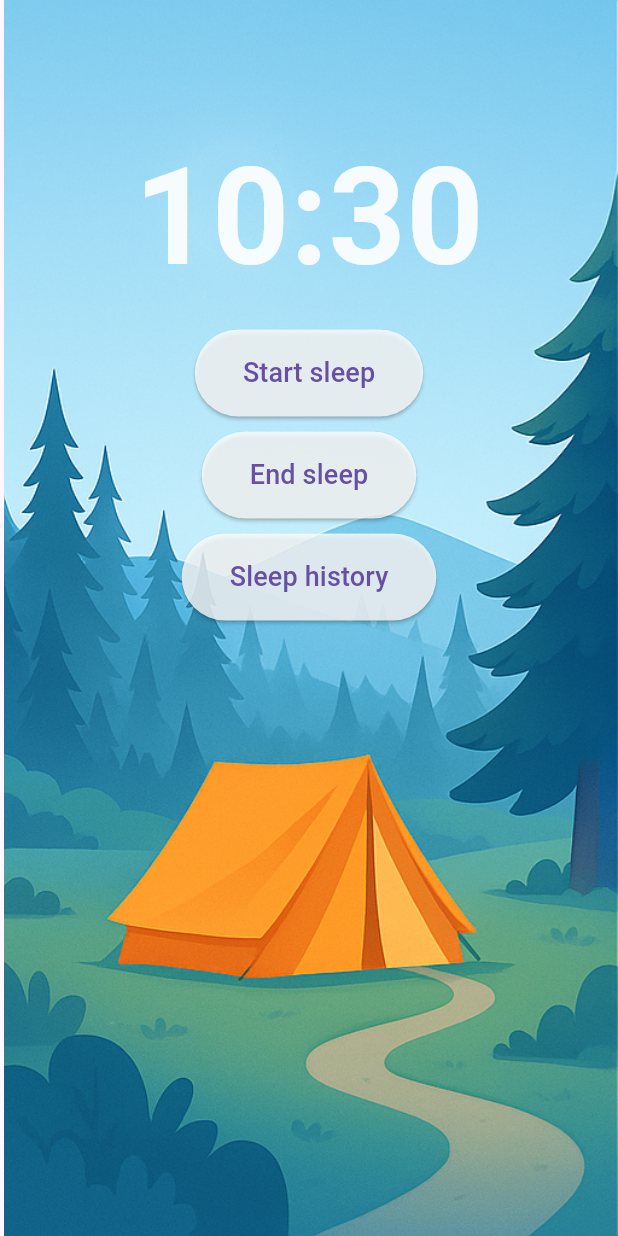
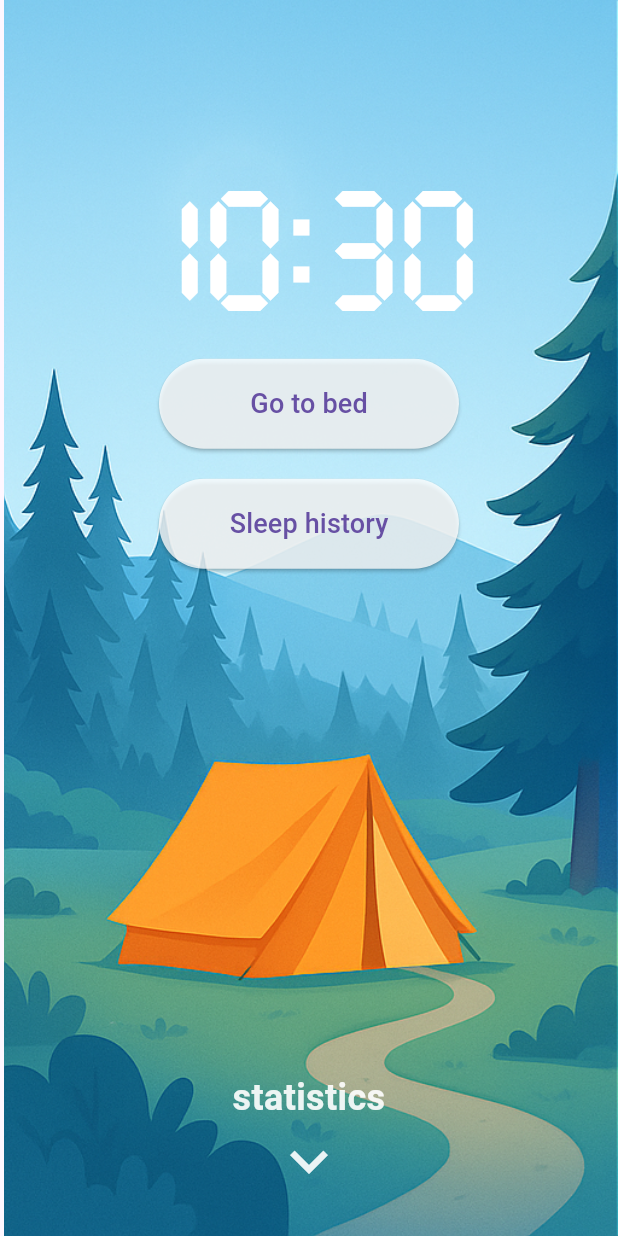
Before and after one commit to deepsleep-project/app, a Flutter app: the screen it shows after launch, on a phone screen of 412 x 824 dp. Run offline on Flutter 3.47's test engine with Material 3 defaults, Android fonts, the phone set to English and light mode, and no system bars; our stand-ins replace localstorage.

```diff
--- a/lib/home_page.dart
+++ b/lib/home_page.dart
@@ -1,3 +1,4 @@
+import 'package:drp_19/stat_page.dart';
 import 'package:flutter/material.dart';
 import 'dart:async';
 import 'package:intl/intl.dart';
@@ -19,12 +20,14 @@ class _HomePageState extends State<HomePage> {
   void initState() {
     super.initState();
     _updateTime();
+    // Update the time every second
     Timer.periodic(Duration(seconds: 1), (timer) {
       _updateTime();
     });
-    _loadInitialState();
+    _loadInitialSleepState();
   }
 
+  // Update and format the current time
   void _updateTime() {
     final now = DateTime.now();
     final formatter = DateFormat('HH:mm');
@@ -33,21 +36,24 @@ class _HomePageState extends State<HomePage> {
     });
   }
 
-    void _goToNextPage() {
-    Navigator.of(context).push(_createFadeRoute());
+  // Navigate to tent_page
+  void _goToTentPage() {
+    Navigator.of(context).push(_createFadeRouteToTentPage());
   }
 
-  Route _createFadeRoute() {
+  // Create a fade transition route to the tent_page
+  Route _createFadeRouteToTentPage() {
     return PageRouteBuilder(
       transitionDuration: Duration(milliseconds: 500),
       pageBuilder: (context, animation, secondaryAnimation) => TentPage(),
       transitionsBuilder: (context, animation, secondaryAnimation, child) {
         return FadeTransition(opacity: animation, child: child);
-       });
+      },
+    );
   }
 
-
-  Future<void> _loadInitialState() async {
+  // Load the initial sleep state from storage
+  Future<void> _loadInitialSleepState() async {
     bool sleeping = await SleepStorage.loadIsSleeping();
     setState(() {
       _isSleeping = sleeping;
@@ -76,7 +82,7 @@ class _HomePageState extends State<HomePage> {
     final end = DateTime.now().toIso8601String();
     final start = await SleepStorage.loadStartTime();
     if (start == null) {
-      _showSnackBar('null current time');
+      _showSnackBar('Error: start time not found');
       return;
     }
 
@@ -105,8 +111,12 @@ class _HomePageState extends State<HomePage> {
             itemBuilder: (context, index) {
               final r = records[index];
               return ListTile(
-                title: Text('Start: ${DateFormat('yyyy-MM-dd HH:mm').format(DateTime.parse(r.start))}'),
-                subtitle: Text('End: ${DateFormat('yyyy-MM-dd HH:mm').format(DateTime.parse(r.end))}'),
+                title: Text(
+                  'Start: ${DateFormat('yyyy-MM-dd HH:mm').format(DateTime.parse(r.start))}',
+                ),
+                subtitle: Text(
+                  'End: ${DateFormat('yyyy-MM-dd HH:mm').format(DateTime.parse(r.end))}',
+                ),
               );
             },
           ),
@@ -115,16 +125,16 @@ class _HomePageState extends State<HomePage> {
           TextButton(
             onPressed: () => Navigator.of(context).pop(),
             child: Text('Shut down'),
-          )
+          ),
         ],
       ),
     );
   }
 
   void _showSnackBar(String message) {
-    ScaffoldMessenger.of(context).showSnackBar(
-      SnackBar(content: Text(message)),
-    );
+    ScaffoldMessenger.of(
+      context,
+    ).showSnackBar(SnackBar(content: Text(message)));
   }
 
   @override
@@ -132,7 +142,11 @@ class _HomePageState extends State<HomePage> {
     final screenHeight = MediaQuery.of(context).size.height;
 
     return Scaffold(
-      body: Stack(
+      body: PageView(
+        scrollDirection: Axis.vertical,
+        physics: const ClampingScrollPhysics(),
+        children: [
+          Stack(
             fit: StackFit.expand,
             children: [
               Align(
@@ -152,45 +166,84 @@ class _HomePageState extends State<HomePage> {
                       Text(
                         _formattedTime,
                         style: TextStyle(
-                      fontSize: 90,
-                      fontWeight: FontWeight.bold,
-                      color: Colors.white.withAlpha(230),
+                          fontFamily: "Digital",
+                          letterSpacing: -2,
+                          fontSize: 80,
+                          color: Colors.white,
                         ),
                       ),
                       const SizedBox(height: 10),
-                  _buildButton('Start sleep', _startSleep),
-                  const SizedBox(height: 10),
+                      if (!_isSleeping)
+                        _buildButton('Go to bed', _startSleep)
+                      else
                         _buildButton('End sleep', _endSleep),
-                  const SizedBox(height: 10),
+                      const SizedBox(height: 20),
                       _buildButton('Sleep history', _viewHistory),
                     ],
                   ),
                 ),
               ),
+
+              // Invisible button to navigate to tent_page
               Positioned(
                 bottom: screenHeight * 0.2,
                 left: screenHeight * 0.08,
                 right: screenHeight * 0.1,
                 height: screenHeight * 0.19,
                 child: GestureDetector(
-              onTap: _goToNextPage,
+                  onTap: _goToTentPage,
                   child: Container(color: Colors.transparent),
                 ),
               ),
+
+              // Text "statistics" at bottom
+              Positioned(
+                bottom: screenHeight * 0.03,
+                left: screenHeight * 0.1,
+                right: screenHeight * 0.1,
+                child: Column(
+                  mainAxisAlignment: MainAxisAlignment.center,
+                  children: [
+                    Text(
+                      'statistics',
+                      textAlign: TextAlign.center,
+                      style: TextStyle(
+                        fontSize: 24,
+                        fontWeight: FontWeight.bold,
+                        color: Colors.white.withAlpha(230),
+                      ),
+                    ),
+                    Icon(
+                      Icons.keyboard_arrow_down,
+                      color: Colors.white.withAlpha(230),
+                      size: 50,
+                    ),
+                  ],
+                ),
+              ),
+            ],
+          ),
+          StatPage(),
         ],
       ),
     );
   }
 
+  // Helper method to build a button widget with common styles
   Widget _buildButton(String text, VoidCallback onPressed) {
-    return ElevatedButton(
+    return SizedBox(
+      width: 200,
+      height: 60,
+      child: ElevatedButton(
         onPressed: onPressed,
         style: ElevatedButton.styleFrom(
           backgroundColor: Colors.white.withAlpha(200),
-        padding: const EdgeInsets.symmetric(horizontal: 32, vertical: 16),
-        shape: RoundedRectangleBorder(borderRadius: BorderRadius.circular(30)),
+          shape: RoundedRectangleBorder(
+            borderRadius: BorderRadius.circular(30),
+          ),
         ),
         child: Text(text, style: const TextStyle(fontSize: 18)),
+      ),
     );
   }
 }
--- a/lib/storage.dart
+++ b/lib/storage.dart
@@ -1,4 +1,3 @@
-
 import 'dart:async';
 import 'package:localstorage/localstorage.dart';
 
@@ -9,17 +8,11 @@ class SleepRecord {
   SleepRecord({required this.start, required this.end});
 
   Map<String, dynamic> toMap() {
-    return {
-      'start': start,
-      'end': end,
-    };
+    return {'start': start, 'end': end};
   }
 
   factory SleepRecord.fromMap(Map<String, dynamic> map) {
-    return SleepRecord(
-      start: map['start'],
-      end: map['end'],
-    );
+    return SleepRecord(start: map['start'], end: map['end']);
   }
 }
 
@@ -50,7 +43,9 @@ class SleepStorage {
     await _storage.ready;
     final list = _storage.getItem('records');
     if (list is List) {
-      return list.map((item) => SleepRecord.fromMap(Map<String, dynamic>.from(item))).toList();
+      return list
+          .map((item) => SleepRecord.fromMap(Map<String, dynamic>.from(item)))
+          .toList();
     }
     return [];
   }
```
Also changed, not shown: lib/stat_page.dart (added, +57 -0 lines), pubspec.yaml (+6 -2 lines), assets/fonts/digi7/digi7-filled.otf (added), assets/fonts/digi7/license.txt (added), assets/fonts/digi7/readme.txt (added), 18 other files. Lines whose indentation alone changed are shown as unchanged.
